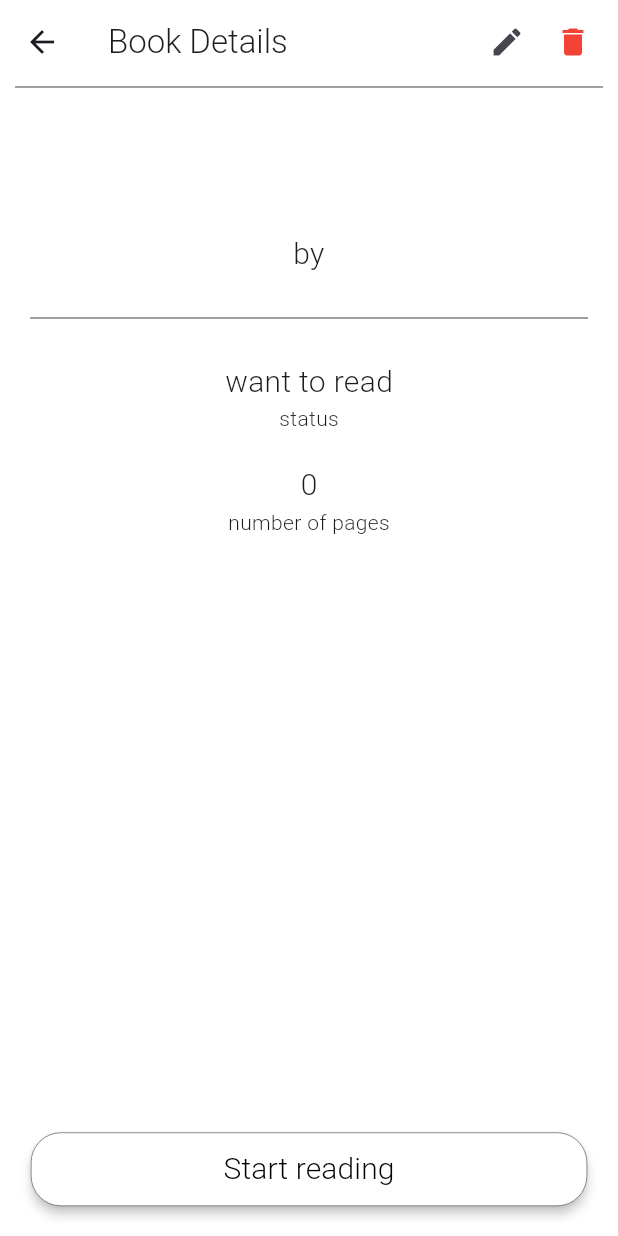
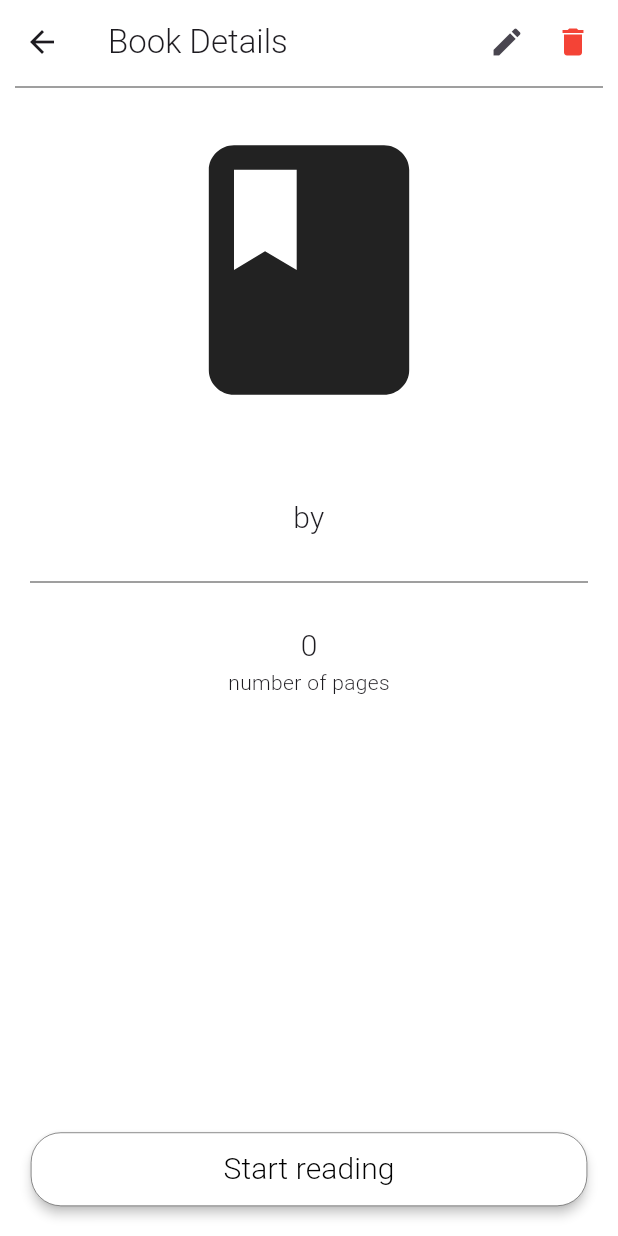
Before and after one commit to ozarski/BookTrackerFlutter, a Flutter app: the BookDetailsScreen screen opened directly with empty values, on a phone screen of 412 x 824 dp. Run offline on Flutter 3.47's test engine with Material 3 defaults, Android fonts, the phone set to English and light mode, and no system bars; our stand-ins replace dio, fluttertoast, sqflite; accounts and stored records are empty.

Commit message:
Added estimated reading time to book details screen

```diff
--- a/lib/features/books/presentation/pages/book_details_screen.dart
+++ b/lib/features/books/presentation/pages/book_details_screen.dart
@@ -83,6 +83,22 @@ class BookDetailsScreen extends StatelessWidget {
                     crossAxisAlignment: CrossAxisAlignment.center,
                     mainAxisAlignment: MainAxisAlignment.start,
                     children: [
+                      Builder(
+                        builder: (context) {
+                          if (bookModel.getThumbnail().isNotEmpty) {
+                            return Image.network(
+                              bookModel.getThumbnail(),
+                              width: 200,
+                              height: 200,
+                            );
+                          } else {
+                            return const Icon(
+                              Icons.book,
+                              size: 200,
+                            );
+                          }
+                        },
+                      ).addPadding(const EdgeInsets.only(top: 20)),
                       basicBookInfo(bookModel),
                       Builder(
                         builder: (context) {
@@ -139,14 +155,18 @@ class BookDetailsScreen extends StatelessWidget {
       children: [
         Text(
           bookModel.getBookTitle(),
-          style: const TextStyle(fontSize: 35),
+          style: const TextStyle(fontSize: 25),
           textAlign: TextAlign.center,
-        ).addPadding(const EdgeInsets.only(
-          top: 40,
-          bottom: 5,
-          left: 20,
-          right: 20,
-        )),
+          maxLines: 2,
+          overflow: TextOverflow.ellipsis,
+        ).addPadding(
+          const EdgeInsets.only(
+            top: 10,
+            bottom: 5,
+            left: 20,
+            right: 20,
+          ),
+        ),
         Text(
           'by ${bookModel.getBookAuthor()}',
           style: const TextStyle(fontSize: 20),
@@ -158,10 +178,6 @@ class BookDetailsScreen extends StatelessWidget {
           indent: 20,
           endIndent: 20,
         ),
-        Text(bookModel.getBookStatus().toString(),
-                style: const TextStyle(fontSize: 20))
-            .addPadding(const EdgeInsets.only(top: 20)),
-        const Text('status'),
         Text(bookModel.getBookPages().toString(),
                 style: const TextStyle(fontSize: 20))
             .addPadding(const EdgeInsets.only(top: 20)),
@@ -210,6 +226,10 @@ class BookDetailsScreen extends StatelessWidget {
           .addPadding(const EdgeInsets.only(top: 20)),
       const Text('start date'),
       bookProgress(bookModel),
+      Text(bookModel.getEstimatedReadingTime(),
+              style: const TextStyle(fontSize: 20))
+          .addPadding(const EdgeInsets.only(top: 10)),
+      const Text('estimated time left'),
     ]);
   }
 
--- a/lib/features/books/presentation/widgets/book_list_item.dart
+++ b/lib/features/books/presentation/widgets/book_list_item.dart
@@ -35,13 +35,12 @@ class BookListItem extends StatelessWidget {
           ),
           leading: Builder(builder: (context) {
             if(_book.thumbnail.isNotEmpty){
-              return Image.network(_book.thumbnail, width: 50, height: 50,);
+              return Image.network(_book.thumbnail, height: 80,);
             }
             else{
-              return const Icon(Icons.book, size: 50,);
+              return const Icon(Icons.book, size: 35);
             }
           },),
-          contentPadding: const EdgeInsets.symmetric(horizontal: 15),
           onTap: () {
             Navigator.pushNamed(context, '/book_details', arguments: {
               'bookID': _book.id,
```
Also changed, not shown: lib/features/books/presentation/state/book_state_model.dart (+15 -0 lines).
